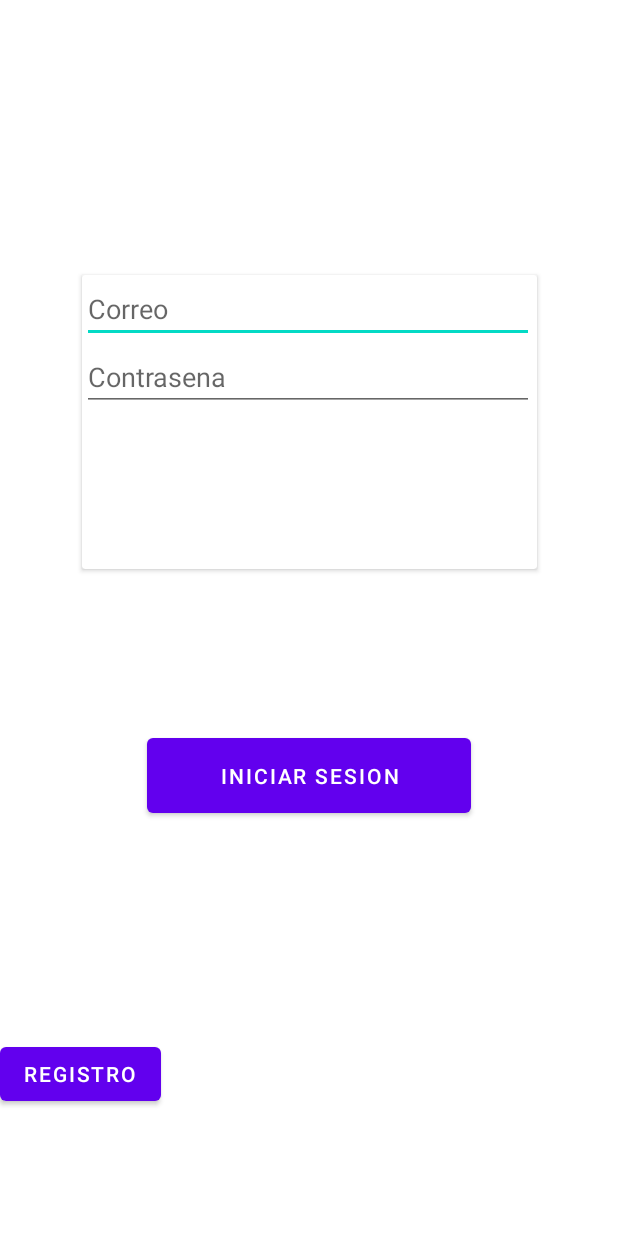
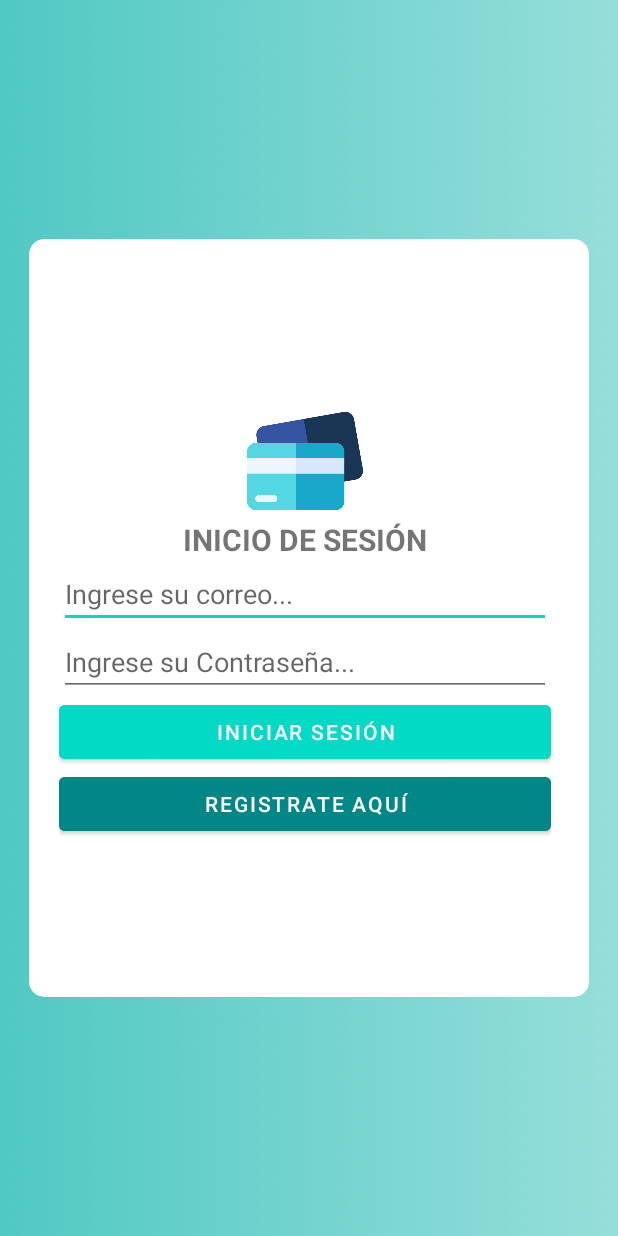
Before and after one commit to EstebanVivanco/MiSubs, an Android app: the screen it shows after launch (MainActivity), on a phone screen of 412 x 824 dp. Run offline under Robolectric (Android 15) with nearby library versions, the phone set to English and light mode, and no system bars.

Commit message:
Algunas cosas de front-end

```diff
--- a/app/src/main/java/com/example/misubs/Mantenedor_act.java
+++ b/app/src/main/java/com/example/misubs/Mantenedor_act.java
@@ -49,14 +49,14 @@ public class Mantenedor_act extends AppCompatActivity {
         SQLiteDatabase db = admin.getWritableDatabase(); //Permite sobreescribir database
 
         String Sname = name.getText().toString();
-        String Sprice = name.getText().toString();
+        String Sprice = price.getText().toString();
 
         if(!Sname.isEmpty() && !Sprice.isEmpty()){
 
             ContentValues content = new ContentValues();
 
             content.put("name",Sname);
-            content.put("value",Sprice);
+            content.put("value",Integer.parseInt(Sprice));
             content.put("user_id",Integer.parseInt(ID));
 
             db.insert("subscriptions", null, content);
--- a/app/src/main/res/layout/activity_main.xml
+++ b/app/src/main/res/layout/activity_main.xml
@@ -4,28 +4,46 @@
     xmlns:tools="http://schemas.android.com/tools"
     android:layout_width="match_parent"
     android:layout_height="match_parent"
+    android:background="@drawable/Aqualicious"
     tools:context=".MainActivity">
 
     <androidx.cardview.widget.CardView
-        android:layout_width="303dp"
-        android:layout_height="196dp"
-        android:layout_marginTop="76dp"
-        app:layout_constraintBottom_toTopOf="@+id/button4"
+        android:layout_width="373dp"
+        android:layout_height="505dp"
+        app:cardCornerRadius="10dp"
+        app:contentPadding="20dp"
+        app:layout_constraintBottom_toBottomOf="parent"
         app:layout_constraintEnd_toEndOf="parent"
         app:layout_constraintStart_toStartOf="parent"
         app:layout_constraintTop_toTopOf="parent">
 
         <LinearLayout
-            android:layout_width="301dp"
-            android:layout_height="131dp"
+            android:layout_width="328dp"
+            android:layout_height="470dp"
+            android:gravity="center"
             android:orientation="vertical">
+
+            <ImageView
+                android:id="@+id/imageView3"
+                android:layout_width="77dp"
+                android:layout_height="77dp"
+                app:srcCompat="@drawable/card" />
+
+            <TextView
+                android:id="@+id/textView"
+                android:layout_width="match_parent"
+                android:layout_height="wrap_content"
+                android:gravity="center"
+                android:text="INICIO DE SESIÓN"
+                android:textSize="20sp"
+                android:textStyle="bold" />
 
             <EditText
                 android:id="@+id/txtMailLogin"
                 android:layout_width="match_parent"
                 android:layout_height="wrap_content"
                 android:ems="10"
-                android:hint="Correo"
+                android:hint="Ingrese su correo..."
                 android:inputType="textPersonName" />
 
             <EditText
@@ -33,32 +51,26 @@
                 android:layout_width="match_parent"
                 android:layout_height="wrap_content"
                 android:ems="10"
-                android:hint="Contrasena"
-                android:inputType="textPersonName" />
+                android:hint="Ingrese su Contraseña..."
+                android:inputType="textPassword" />
+
+            <Button
+                android:id="@+id/button4"
+                android:layout_width="match_parent"
+                android:layout_height="wrap_content"
+                android:backgroundTint="@color/teal_200"
+                android:onClick="LoginUser"
+                android:text="INICIAR SESIÓN" />
+
+            <Button
+                android:id="@+id/button5"
+                android:layout_width="match_parent"
+                android:layout_height="wrap_content"
+                android:backgroundTint="@color/teal_700"
+                android:onClick="Registro"
+                android:text="REGISTRATE AQUÍ" />
 
         </LinearLayout>
-
     </androidx.cardview.widget.CardView>
 
-    <Button
-        android:id="@+id/button5"
-        android:layout_width="wrap_content"
-        android:layout_height="wrap_content"
-        android:layout_marginBottom="84dp"
-        android:onClick="Registro"
-        android:text="Registro"
-        app:layout_constraintBottom_toBottomOf="parent"
-        tools:layout_editor_absoluteX="151dp" />
-
-    <Button
-        android:id="@+id/button4"
-        android:layout_width="216dp"
-        android:layout_height="62dp"
-        android:layout_marginBottom="144dp"
-        android:onClick="LoginUser"
-        android:text="INICIAR SESION"
-        app:layout_constraintBottom_toTopOf="@+id/button5"
-        app:layout_constraintEnd_toEndOf="parent"
-        app:layout_constraintStart_toStartOf="parent" />
-
 </androidx.constraintlayout.widget.ConstraintLayout>
```
Also changed, not shown: app/src/main/res/drawable-v24/Aqualicious.jpg (added), app/src/main/res/drawable-v24/card.png (added).
